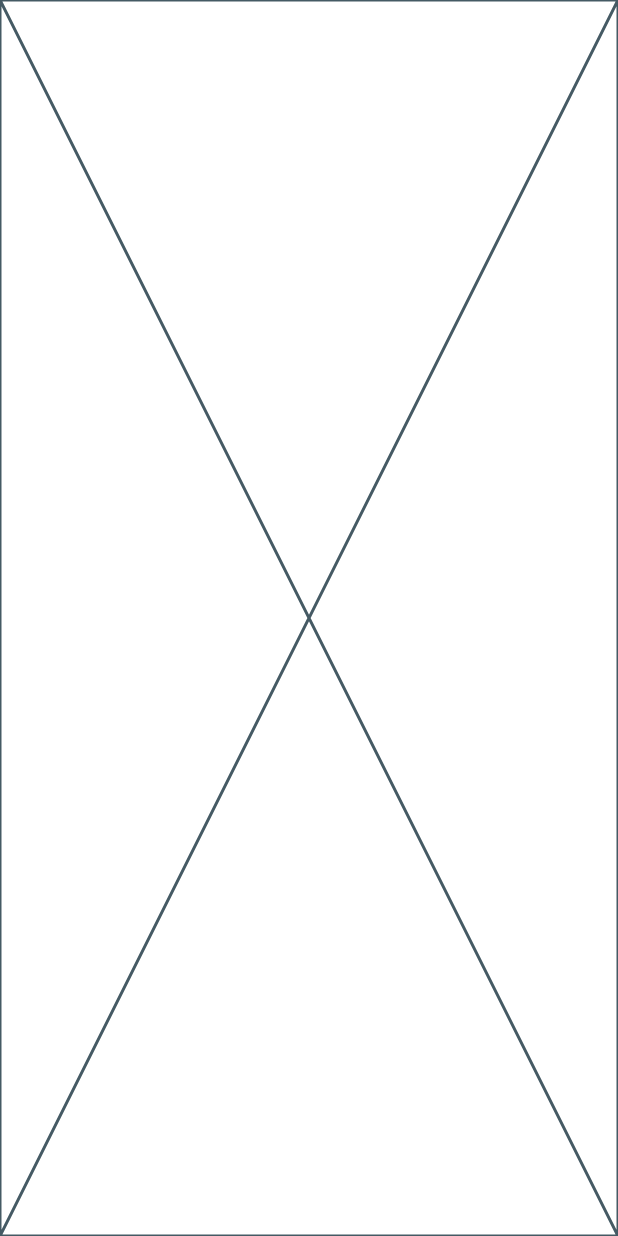
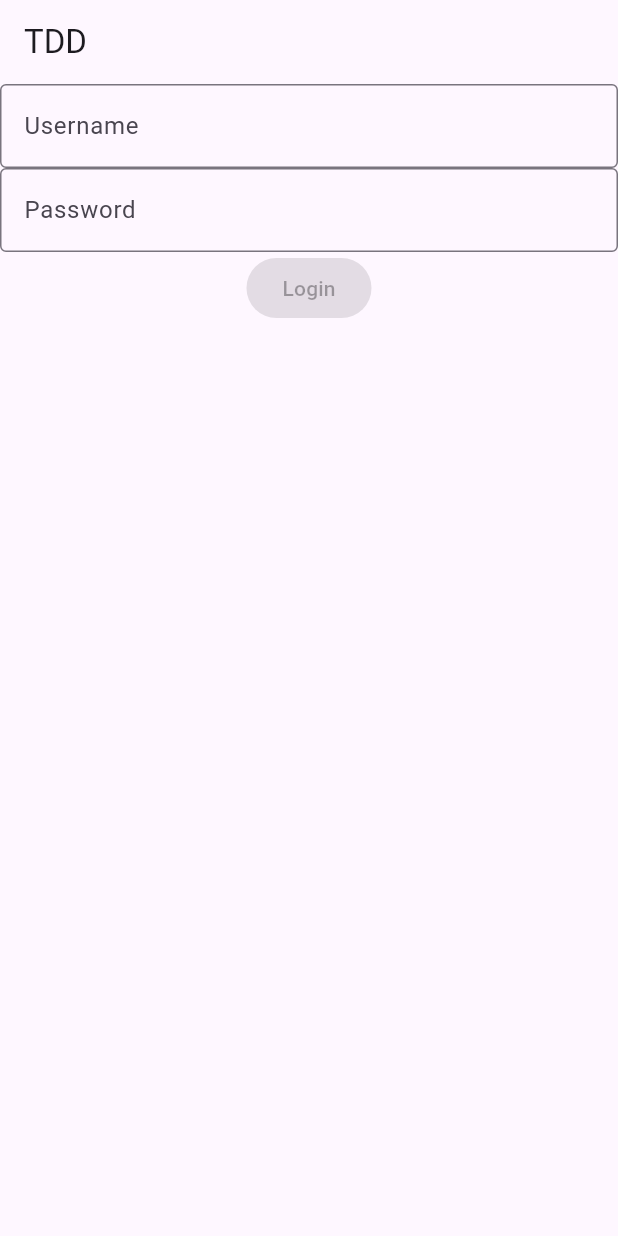
Before and after one commit to MatheusHenriq/TDD, a Flutter app: the screen it shows after launch, on a phone screen of 412 x 824 dp. Run offline on Flutter 3.47's test engine with Material 3 defaults, Android fonts, the phone set to English and light mode, and no system bars; our stand-ins replace flutter_modular.

```diff
--- a/lib/modules/home/view/home_view.dart
+++ b/lib/modules/home/view/home_view.dart
@@ -3,10 +3,46 @@ import 'package:tdd/modules/home/controller/home_controller.dart';
 
 class HomeView extends StatelessWidget {
   final HomeController controller;
+  static const String route = '/';
+
   const HomeView({super.key, required this.controller});
 
   @override
   Widget build(BuildContext context) {
-    return const Placeholder();
+    return Scaffold(
+      appBar: AppBar(
+        title: const Text("TDD"),
+      ),
+      body: const Column(
+        children: [
+          TextField(
+            key: HomeViewConstants.userNameInputKey,
+            decoration: InputDecoration(
+              border: OutlineInputBorder(),
+              labelText: "Username",
+            ),
+          ),
+          TextField(
+            key: HomeViewConstants.passwordInputKey,
+            obscureText: true,
+            decoration: InputDecoration(
+              border: OutlineInputBorder(),
+              labelText: "Password",
+            ),
+          ),
+          ElevatedButton(
+            key: HomeViewConstants.loginButtonKey,
+            onPressed: null,
+            child: Text("Login"),
+          ),
+        ],
+      ),
+    );
   }
 }
+
+class HomeViewConstants {
+  static const Key userNameInputKey = Key('HomeView_userNameInputKeys');
+  static const Key passwordInputKey = Key('HomeView_passwordInputKey');
+  static const Key loginButtonKey = Key('HomeViewloginButtonKey');
+}
```
Also changed, not shown: 2 other files.
